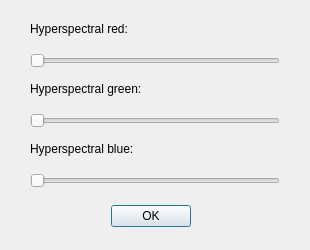
First picture: the form in src/tools/viewer/ui/LVRSpectralSettings.ui, repository uos/lvr2, before the edit.
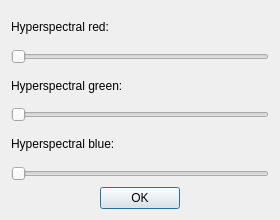
Second picture: the form after the edit.

Commit message: Set GridLayout in SpectralSettings

```diff
--- a/src/tools/viewer/ui/LVRSpectralSettings.ui
+++ b/src/tools/viewer/ui/LVRSpectralSettings.ui
@@ -9,41 +9,45 @@
    <rect>
     <x>0</x>
     <y>0</y>
-    <width>310</width>
-    <height>250</height>
+    <width>280</width>
+    <height>220</height>
    </rect>
   </property>
   <property name="windowTitle">
    <string>SpectralDialog</string>
   </property>
-  <widget class="QDialogButtonBox" name="buttonBox">
-   <property name="geometry">
-    <rect>
-     <x>-20</x>
-     <y>200</y>
-     <width>341</width>
-     <height>32</height>
-    </rect>
+  <layout class="QGridLayout" name="gridLayout_2">
+   <item row="0" column="0">
+    <layout class="QGridLayout" name="gridLayout">
+     <property name="horizontalSpacing">
+      <number>2</number>
+     </property>
+     <item row="2" column="0">
+      <widget class="QLabel" name="label_2">
+       <property name="text">
+        <string>Hyperspectral green:</string>
+       </property>
+      </widget>
+     </item>
+     <item row="4" column="0">
+      <widget class="QLabel" name="label_3">
+       <property name="text">
+        <string>Hyperspectral blue:</string>
+       </property>
+      </widget>
+     </item>
+     <item row="1" column="0">
+      <widget class="QSlider" name="horizontalSlider_Hyperspectral_red">
+       <property name="maximum">
+        <number>149</number>
    </property>
    <property name="orientation">
     <enum>Qt::Horizontal</enum>
    </property>
-   <property name="standardButtons">
-    <set>QDialogButtonBox::Ok</set>
-   </property>
-   <property name="centerButtons">
-    <bool>true</bool>
-   </property>
-  </widget>
+      </widget>
+     </item>
+     <item row="6" column="0">
   <widget class="QSlider" name="horizontalSlider_Hyperspectral_blue">
-   <property name="geometry">
-    <rect>
-     <x>30</x>
-     <y>170</y>
-     <width>250</width>
-     <height>21</height>
-    </rect>
-   </property>
    <property name="minimumSize">
     <size>
      <width>0</width>
@@ -57,15 +61,22 @@
     <enum>Qt::Horizontal</enum>
    </property>
   </widget>
+     </item>
+     <item row="8" column="0">
+      <widget class="QDialogButtonBox" name="buttonBox">
+       <property name="orientation">
+        <enum>Qt::Horizontal</enum>
+       </property>
+       <property name="standardButtons">
+        <set>QDialogButtonBox::Ok</set>
+       </property>
+       <property name="centerButtons">
+        <bool>true</bool>
+       </property>
+      </widget>
+     </item>
+     <item row="3" column="0">
   <widget class="QSlider" name="horizontalSlider_Hyperspectral_green">
-   <property name="geometry">
-    <rect>
-     <x>30</x>
-     <y>110</y>
-     <width>250</width>
-     <height>21</height>
-    </rect>
-   </property>
    <property name="maximum">
     <number>149</number>
    </property>
@@ -73,61 +84,17 @@
     <enum>Qt::Horizontal</enum>
    </property>
   </widget>
-  <widget class="QSlider" name="horizontalSlider_Hyperspectral_red">
-   <property name="geometry">
-    <rect>
-     <x>30</x>
-     <y>50</y>
-     <width>250</width>
-     <height>21</height>
-    </rect>
-   </property>
-   <property name="maximum">
-    <number>149</number>
-   </property>
-   <property name="orientation">
-    <enum>Qt::Horizontal</enum>
-   </property>
-  </widget>
+     </item>
+     <item row="0" column="0">
   <widget class="QLabel" name="label">
-   <property name="geometry">
-    <rect>
-     <x>30</x>
-     <y>20</y>
-     <width>111</width>
-     <height>17</height>
-    </rect>
-   </property>
    <property name="text">
     <string>Hyperspectral red:</string>
    </property>
   </widget>
-  <widget class="QLabel" name="label_2">
-   <property name="geometry">
-    <rect>
-     <x>30</x>
-     <y>80</y>
-     <width>121</width>
-     <height>17</height>
-    </rect>
-   </property>
-   <property name="text">
-    <string>Hyperspectral green:</string>
-   </property>
-  </widget>
-  <widget class="QLabel" name="label_3">
-   <property name="geometry">
-    <rect>
-     <x>30</x>
-     <y>140</y>
-     <width>111</width>
-     <height>17</height>
-    </rect>
-   </property>
-   <property name="text">
-    <string>Hyperspectral blue:</string>
-   </property>
-  </widget>
+     </item>
+    </layout>
+   </item>
+  </layout>
  </widget>
  <resources/>
  <connections>
```
Lines whose indentation alone changed are shown as unchanged. The commit also changes 1 other file.
